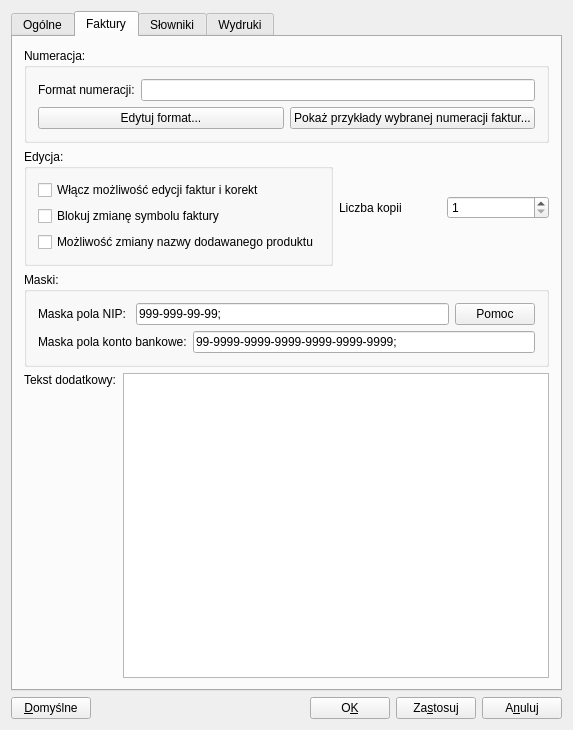
This is qfaktury/ui/SettingsDialog.ui in tkQCompany/qcompany as Qt 5 draws it before an edit. The edited form follows.
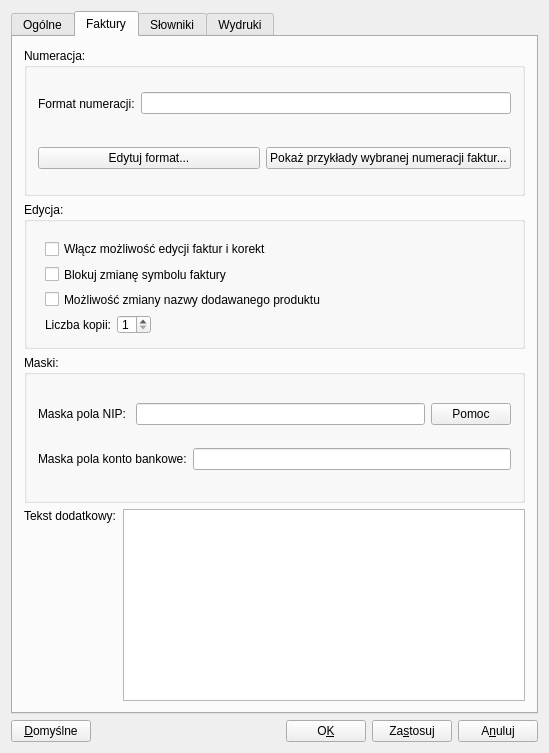
This is the edited form. The open tabs and pages were chosen to show the change.

What changed in the file:
```diff
--- a/qfaktury/ui/SettingsDialog.ui
+++ b/qfaktury/ui/SettingsDialog.ui
@@ -6,8 +6,8 @@
    <rect>
     <x>0</x>
     <y>0</y>
-    <width>573</width>
-    <height>730</height>
+    <width>549</width>
+    <height>753</height>
    </rect>
   </property>
   <property name="sizePolicy">
@@ -162,16 +162,81 @@
       <attribute name="title">
        <string>Faktury</string>
       </attribute>
-      <layout class="QGridLayout" name="gridLayout_16">
-       <item row="1" column="0">
-        <layout class="QHBoxLayout" name="horizontalLayout_13">
+      <layout class="QVBoxLayout" name="verticalLayout_7">
+       <item>
+        <widget class="QGroupBox" name="groupBoxNumeration">
+         <property name="sizePolicy">
+          <sizepolicy hsizetype="Expanding" vsizetype="Expanding">
+           <horstretch>0</horstretch>
+           <verstretch>0</verstretch>
+          </sizepolicy>
+         </property>
+         <property name="title">
+          <string>Numeracja: </string>
+         </property>
+         <layout class="QGridLayout" name="gridLayout_15">
+          <item row="4" column="1" rowspan="2">
+           <layout class="QHBoxLayout" name="horizontalLayout_4">
+            <item>
+             <widget class="QPushButton" name="pushButtonFormatEdit">
+              <property name="text">
+               <string>Edytuj format...</string>
+              </property>
+             </widget>
+            </item>
+            <item>
+             <widget class="QPushButton" name="pushButtonShowExamples">
+              <property name="text">
+               <string>Pokaż przykłady wybranej numeracji faktur...</string>
+              </property>
+             </widget>
+            </item>
+           </layout>
+          </item>
+          <item row="1" column="1" rowspan="2">
+           <layout class="QHBoxLayout" name="horizontalLayout_Format">
+            <item>
+             <widget class="QLabel" name="labelFormat">
+              <property name="text">
+               <string>Format numeracji:</string>
+              </property>
+              <property name="buddy">
+               <cstring>lineEditFormat</cstring>
+              </property>
+             </widget>
+            </item>
+            <item>
+             <widget class="QLineEdit" name="lineEditFormat">
+              <property name="readOnly">
+               <bool>true</bool>
+              </property>
+             </widget>
+            </item>
+           </layout>
+          </item>
+         </layout>
+        </widget>
+       </item>
          <item>
           <widget class="QGroupBox" name="groupBoxEdit">
+         <property name="sizePolicy">
+          <sizepolicy hsizetype="Expanding" vsizetype="Expanding">
+           <horstretch>0</horstretch>
+           <verstretch>0</verstretch>
+          </sizepolicy>
+         </property>
            <property name="title">
             <string>Edycja: </string>
            </property>
-           <layout class="QGridLayout" name="gridLayout_13">
-            <item row="0" column="0">
+         <widget class="QWidget" name="layoutWidget">
+          <property name="geometry">
+           <rect>
+            <x>10</x>
+            <y>26</y>
+            <width>353</width>
+            <height>117</height>
+           </rect>
+          </property>
              <layout class="QVBoxLayout" name="verticalLayout">
               <item>
                <widget class="QCheckBox" name="checkBoxInvEdit">
@@ -194,17 +259,17 @@
                 </property>
                </widget>
               </item>
-             </layout>
-            </item>
-           </layout>
-          </widget>
-         </item>
          <item>
-          <layout class="QHBoxLayout" name="horizontalLayout_10">
+            <layout class="QHBoxLayout" name="horizontalLayout">
            <item>
+              <layout class="QFormLayout" name="formLayout">
+               <property name="fieldGrowthPolicy">
+                <enum>QFormLayout::AllNonFixedFieldsGrow</enum>
+               </property>
+               <item row="0" column="0">
             <widget class="QLabel" name="labelNumCopies">
              <property name="text">
-              <string>Liczba kopii</string>
+                  <string>Liczba kopii:</string>
              </property>
              <property name="wordWrap">
               <bool>false</bool>
@@ -214,7 +279,7 @@
              </property>
             </widget>
            </item>
-           <item>
+               <item row="0" column="1">
             <widget class="QSpinBox" name="spinBoxNumCopies">
              <property name="minimum">
               <number>1</number>
@@ -226,50 +291,33 @@
            </item>
           </layout>
          </item>
-        </layout>
-       </item>
-       <item row="3" column="0">
-        <layout class="QHBoxLayout" name="horizontalLayout_7">
          <item>
-          <layout class="QVBoxLayout" name="verticalLayout_2">
-           <item>
-            <widget class="QLabel" name="labelAdditionalText">
-             <property name="text">
-              <string>Tekst dodatkowy:</string>
-             </property>
-             <property name="alignment">
-              <set>Qt::AlignTop</set>
-             </property>
-             <property name="wordWrap">
-              <bool>false</bool>
-             </property>
-             <property name="buddy">
-              <cstring>textEditAdditionalText</cstring>
-             </property>
-            </widget>
-           </item>
-           <item>
-            <spacer name="spacer3">
+              <spacer name="horizontalSpacer">
              <property name="orientation">
-              <enum>Qt::Vertical</enum>
+                <enum>Qt::Horizontal</enum>
              </property>
              <property name="sizeHint" stdset="0">
               <size>
-               <width>93</width>
-               <height>38</height>
+                 <width>40</width>
+                 <height>20</height>
               </size>
              </property>
             </spacer>
            </item>
           </layout>
          </item>
-         <item>
-          <widget class="QTextEdit" name="textEditAdditionalText"/>
-         </item>
-        </layout>
+          </layout>
+         </widget>
+        </widget>
        </item>
-       <item row="2" column="0">
+       <item>
         <widget class="QGroupBox" name="groupBoxMasks">
+         <property name="sizePolicy">
+          <sizepolicy hsizetype="Expanding" vsizetype="Expanding">
+           <horstretch>0</horstretch>
+           <verstretch>0</verstretch>
+          </sizepolicy>
+         </property>
          <property name="title">
           <string>Maski: </string>
          </property>
@@ -399,7 +447,7 @@
 &lt;p style=&quot; margin-top:0px; margin-bottom:0px; margin-left:0px; margin-right:0px; -qt-block-indent:0; text-indent:0px; color:#000000;&quot;&gt;&lt;span style=&quot; background-color:#f0f0f0;&quot;&gt;Use &lt;/span&gt;&lt;span style=&quot; font-family:'Courier New,courier';&quot;&gt;\&lt;/span&gt; to escape the special characters listed above to use them as separators.&lt;/p&gt;&lt;/td&gt;&lt;/tr&gt;&lt;/table&gt;&lt;/body&gt;&lt;/html&gt;</string>
               </property>
               <property name="text">
-               <string>999-999-99-99; </string>
+               <string/>
               </property>
              </widget>
             </item>
@@ -427,7 +475,7 @@
             <item>
              <widget class="QLineEdit" name="lineEditAccountMask">
               <property name="text">
-               <string>99-9999-9999-9999-9999-9999-9999; </string>
+               <string/>
               </property>
              </widget>
             </item>
@@ -436,36 +484,20 @@
          </layout>
         </widget>
        </item>
-       <item row="0" column="0">
-        <widget class="QGroupBox" name="groupBoxNumeration">
-         <property name="title">
-          <string>Numeracja: </string>
-         </property>
-         <layout class="QGridLayout" name="gridLayout_15">
-          <item row="4" column="1" rowspan="2">
-           <layout class="QHBoxLayout" name="horizontalLayout_4">
             <item>
-             <widget class="QPushButton" name="pushButtonFormatEdit">
-              <property name="text">
-               <string>Edytuj format...</string>
-              </property>
-             </widget>
-            </item>
+        <layout class="QHBoxLayout" name="horizontalLayout_7">
             <item>
-             <widget class="QPushButton" name="pushButtonShowExamples">
-              <property name="text">
-               <string>Pokaż przykłady wybranej numeracji faktur...</string>
-              </property>
-             </widget>
-            </item>
-           </layout>
-          </item>
-          <item row="1" column="1" rowspan="2">
-           <layout class="QHBoxLayout" name="horizontalLayout_Format">
+          <layout class="QVBoxLayout" name="verticalLayout_2">
             <item>
-             <widget class="QLabel" name="labelFormat">
+            <widget class="QLabel" name="labelAdditionalText">
               <property name="text">
-               <string>Format numeracji:</string>
+              <string>Tekst dodatkowy:</string>
+             </property>
+             <property name="alignment">
+              <set>Qt::AlignTop</set>
+             </property>
+             <property name="wordWrap">
+              <bool>false</bool>
               </property>
               <property name="buddy">
                <cstring>lineEditFormat</cstring>
@@ -473,16 +505,24 @@
              </widget>
             </item>
             <item>
-             <widget class="QLineEdit" name="lineEditFormat">
-              <property name="readOnly">
-               <bool>true</bool>
-              </property>
-             </widget>
+            <spacer name="spacer3">
+             <property name="orientation">
+              <enum>Qt::Vertical</enum>
+             </property>
+             <property name="sizeHint" stdset="0">
+              <size>
+               <width>93</width>
+               <height>38</height>
+              </size>
+             </property>
+            </spacer>
             </item>
            </layout>
           </item>
-         </layout>
-        </widget>
+         <item>
+          <widget class="QTextEdit" name="textEditAdditionalText"/>
+         </item>
+        </layout>
        </item>
       </layout>
      </widget>
```
Left out of the diff: 77 changed lines with no effect on the pictures. Lines whose indentation alone changed are shown as unchanged.
